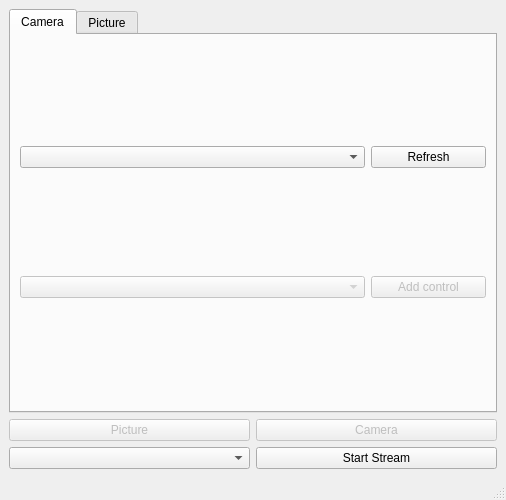
Qt form src/gui/mainwindow.ui (david-polak/dslr-webcam) before a commit.
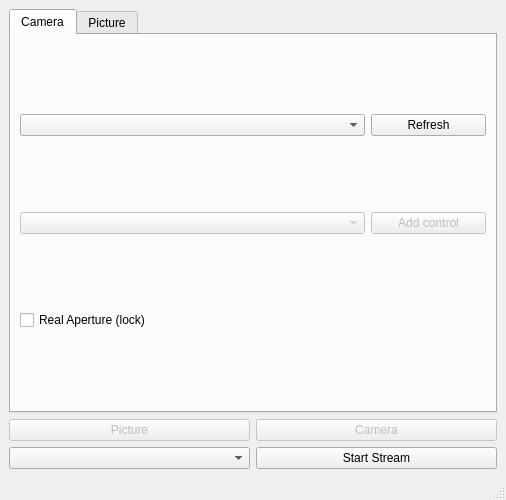
The same form after that commit.

```diff
--- a/src/gui/mainwindow.ui
+++ b/src/gui/mainwindow.ui
@@ -71,6 +71,13 @@
             </item>
            </layout>
           </item>
+          <item>
+           <widget class="QCheckBox" name="realAperture">
+            <property name="text">
+             <string>Real Aperture (lock)</string>
+            </property>
+           </widget>
+          </item>
          </layout>
         </item>
        </layout>
```
